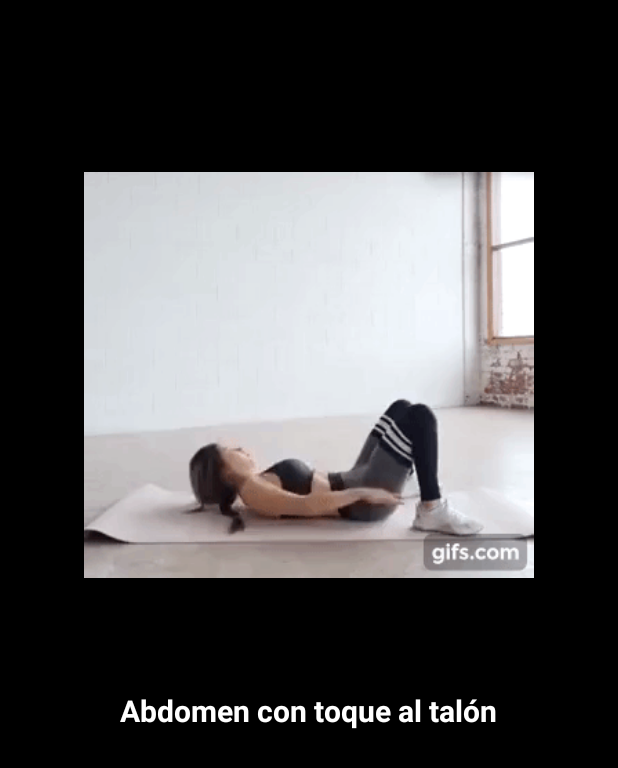
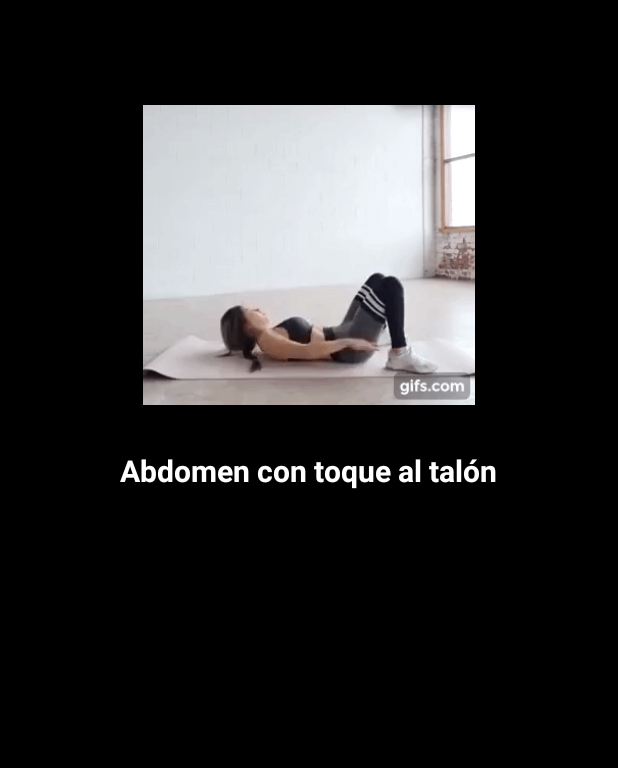
Before and after one commit to henrysala/EjercicioEnCasaApp, an Android app: the EjerciciosRutinaActivity screen opened directly, with no data from a screen before it, after a tap on "Abdomen con toque al talón", on a phone screen of 412 x 824 dp. Shown: the top 768 px of the screen. Run offline under Robolectric (Android 15) with nearby library versions, the phone set to English and light mode, and no system bars.

Commit message:
descripcion

```diff
--- a/app/src/main/java/com/example/ejercicioencasaapp/models/AdaptadorListaEjercicios.java
+++ b/app/src/main/java/com/example/ejercicioencasaapp/models/AdaptadorListaEjercicios.java
@@ -39,6 +39,7 @@ public class AdaptadorListaEjercicios extends RecyclerView.Adapter<AdaptadorList
 
         holder.nombreEjercicio.setText(ejercicio.getName());
         holder.duracionEjercicio.setText(String.valueOf(ejercicio.getDuracion()));
+        ///holder.description.setText(ejercicio.getDescription());
         holder.gif_ejercicio.setBackgroundResource(ejercicio.getGifEjercicio());
 
         //al pulsar sobre un ejercicio de la lista se abre el activit descripcion y se pasan el id el nombre
@@ -52,11 +53,8 @@ public class AdaptadorListaEjercicios extends RecyclerView.Adapter<AdaptadorList
                 intent.putExtra(DescripcionEjercicioActivity.EXTRA_ID_EJERCICIO,ejercicio.getId());
                 intent.putExtra(DescripcionEjercicioActivity.EXTRA_NOMBRE_EJERCICIO,ejercicio.getName());
                 view.getContext().startActivity(intent);
-
             }
         });
-
-
     }
 
     @Override
@@ -65,7 +63,7 @@ public class AdaptadorListaEjercicios extends RecyclerView.Adapter<AdaptadorList
     }
 
     public class ViewHolderCVListaEjercicios extends RecyclerView.ViewHolder {
-        private TextView nombreEjercicio, duracionEjercicio;
+        private TextView nombreEjercicio, duracionEjercicio;  //description
         private GifImageView gif_ejercicio;
 
         public ViewHolderCVListaEjercicios(@NonNull View itemView) {
--- a/app/src/main/java/com/example/ejercicioencasaapp/models/AdaptadorRutinaLista.java
+++ b/app/src/main/java/com/example/ejercicioencasaapp/models/AdaptadorRutinaLista.java
@@ -12,6 +12,8 @@ import androidx.recyclerview.widget.RecyclerView;
 import com.example.ejercicioencasaapp.R;
 import com.example.ejercicioencasaapp.views.DescripcionEjercicioActivity;
 import com.example.ejercicioencasaapp.views.Ejercicio;
+
+import org.w3c.dom.Text;
 
 import java.util.ArrayList;
 
@@ -57,7 +59,7 @@ public class AdaptadorRutinaLista extends RecyclerView.Adapter<AdaptadorRutinaLi
 
     public static class ViewHolderCVRutinaLista extends RecyclerView.ViewHolder {
         //private ImageView ivEjercicio;
-        private TextView nombreEjercicio, duracionEjercicio;
+        private TextView nombreEjercicio, duracionEjercicio, description;
         private GifImageView gif_ejercicio;
         //private Button btnComenzarRutina;
 
@@ -67,7 +69,6 @@ public class AdaptadorRutinaLista extends RecyclerView.Adapter<AdaptadorRutinaLi
             nombreEjercicio = (TextView)view.findViewById(R.id.tvNombreEjercicio);
             duracionEjercicio = (TextView)view.findViewById(R.id.tvDuracionEjercicio);
             gif_ejercicio = (GifImageView)view.findViewById(R.id.gifImageView);
-            duracionEjercicio = (TextView)view.findViewById(R.id.tvDuracionEjercicio);
             //btnComenzarRutina = (Button)view.findViewById(R.id.btnComenzarRutina);
         }
 
--- a/app/src/main/java/com/example/ejercicioencasaapp/models/EjercicioDAO.java
+++ b/app/src/main/java/com/example/ejercicioencasaapp/models/EjercicioDAO.java
@@ -24,7 +24,7 @@ public class EjercicioDAO {
         parametro[0] = String.valueOf(id);
         Cursor cursor = sqLiteDatabase.rawQuery(UtilitiesDataBase.TablaRutinas.CONSULTAR_EJERCICIOS,parametro);
         while (cursor.moveToNext()){
-            ejercicios.add(new Ejercicio(cursor.getInt(0),cursor.getString(1),cursor.getInt(2), cursor.getInt(3)));
+            ejercicios.add(new Ejercicio(cursor.getInt(0),cursor.getString(1),cursor.getInt(2), cursor.getInt(3), cursor.getString(4)));
         }
         sqLiteDatabase.close();
         return ejercicios;
@@ -36,7 +36,7 @@ public class EjercicioDAO {
         parametro[0] = String.valueOf(id);
         Cursor cursor = sqLiteDatabase.rawQuery(UtilitiesDataBase.TablaPlanes.CONSULTAR_EJERCICIOS,parametro);
         while (cursor.moveToNext()){
-            ejercicios.add(new Ejercicio(cursor.getInt(0),cursor.getString(1),cursor.getInt(2), cursor.getInt(3)));
+            ejercicios.add(new Ejercicio(cursor.getInt(0),cursor.getString(1),cursor.getInt(2), cursor.getInt(3), cursor.getString(4)));
         }
         sqLiteDatabase.close();
         return ejercicios;
@@ -47,7 +47,7 @@ public class EjercicioDAO {
 
         Cursor cursor = sqLiteDatabase.rawQuery(UtilitiesDataBase.TablaEjercicios.CONSULTAR_ALL_EJERCICIOS,null);
         while (cursor.moveToNext()){
-            ejercicios.add(new Ejercicio(cursor.getInt(0),cursor.getString(1),cursor.getInt(2), cursor.getInt(3)));
+            ejercicios.add(new Ejercicio(cursor.getInt(0),cursor.getString(1),cursor.getInt(2), cursor.getInt(3), cursor.getString(4)));
         }
         sqLiteDatabase.close();
         return ejercicios;
--- a/app/src/main/java/com/example/ejercicioencasaapp/models/UtilitiesDataBase.java
+++ b/app/src/main/java/com/example/ejercicioencasaapp/models/UtilitiesDataBase.java
@@ -10,9 +10,10 @@ public final class UtilitiesDataBase {
         static final String NAME="nombre";
         static final String DURATION="duracion";
         static final String GIF="gif";
+        static final String DESCRIP="descrip";
 
         static final String CREATE_TABLE_EJERCICIOS="CREATE TABLE "+TABLE_NAME+" ("+ID_EJERCICIO+" INTEGER PRIMARY KEY, "
-                +NAME+" TEXT, "+DURATION+" INTEGER, " + GIF + " INTEGER)";
+                +NAME+" TEXT, "+DURATION+" INTEGER, " + GIF + " INTEGER, " + DESCRIP + " TEXT)";
 
         static final String CONSULTAR_ALL_EJERCICIOS="SELECT * FROM "+TABLE_NAME;
     }
--- a/app/src/main/java/com/example/ejercicioencasaapp/views/DescripcionEjercicioActivity.java
+++ b/app/src/main/java/com/example/ejercicioencasaapp/views/DescripcionEjercicioActivity.java
@@ -25,11 +25,12 @@ public class DescripcionEjercicioActivity extends AppCompatActivity {
     public static final String EXTRA_ID_PLAN = "id_plan";
     public static final String EXTRA_ID_EJERCICIO = "id_ejercicio";
     public static final String EXTRA_NOMBRE_EJERCICIO = "nombre_ejercicio";
+    public static final String EXTRA_DESCRIP_EJERCICIO = "descrip_ejercicio";
     public static final String EXTRA_GIF = "gif";
     private int idEjercicio, idPlan;
-    private String nombreEjercicio;
+    private String nombreEjercicio, descrip_ejercicio;
     private boolean agregando;
-    private TextView tvIdPlan, tvIdEjercicio, tvNombre;
+    private TextView tvIdPlan, tvIdEjercicio, tvNombre, tvDescription;
     private Button btnAgregar;
 
     @Override
@@ -44,14 +45,17 @@ public class DescripcionEjercicioActivity extends AppCompatActivity {
         idPlan = intent.getIntExtra(EXTRA_ID_PLAN,0);
 
         nombreEjercicio = intent.getStringExtra(EXTRA_NOMBRE_EJERCICIO);
+        descrip_ejercicio = intent.getStringExtra(EXTRA_DESCRIP_EJERCICIO);
 
         tvIdPlan = (TextView)findViewById(R.id.tvIdPlanAgregar);
         tvIdEjercicio = (TextView)findViewById(R.id.tvIdEjercicioAgregar);
         tvNombre = (TextView)findViewById(R.id.tvNombreEjercicioAgregar);
+        tvDescription = (TextView)findViewById(R.id.tvDescription);
 
         tvIdPlan.setText(String.valueOf(idPlan));
         tvIdEjercicio.setText(String.valueOf(idEjercicio));
         tvNombre.setText(nombreEjercicio);
+        tvDescription.setText(descrip_ejercicio);
 
         btnAgregar = (Button)findViewById(R.id.btnAgregarEjercicio);
 
--- a/app/src/main/java/com/example/ejercicioencasaapp/views/Ejercicio.java
+++ b/app/src/main/java/com/example/ejercicioencasaapp/views/Ejercicio.java
@@ -2,13 +2,14 @@ package com.example.ejercicioencasaapp.views;
 
 public class Ejercicio {
     private int id, duracion, gif_ejercicio;
-    private String nombre;
+    private String nombre, descrip;
 
-    public Ejercicio(int id, String nombre, int duracion, int gif_ejercicio) {
+    public Ejercicio(int id, String nombre, int duracion, int gif_ejercicio, String descrip) {
         this.id = id;
         this.duracion = duracion;
         this.nombre = nombre;
         this.gif_ejercicio = gif_ejercicio;
+        this.descrip = descrip;
     }
 
     public int getId() {
@@ -36,4 +37,7 @@ public class Ejercicio {
     }
 
     public int getGifEjercicio() { return gif_ejercicio; }
+
+    public String getDescrip() { return descrip;  }
+
 }
--- a/app/src/main/java/com/example/ejercicioencasaapp/views/EjerciciosRutinaActivity.java
+++ b/app/src/main/java/com/example/ejercicioencasaapp/views/EjerciciosRutinaActivity.java
@@ -63,8 +63,6 @@ public class EjerciciosRutinaActivity extends AppCompatActivity {
             cantidadRutina = intent.getIntExtra(EXTRA_RUTINA_CANTIDAD,0);
         }
 
-
-
         recyclerViewEjerciciosRutina = (RecyclerView)findViewById(R.id.rvEjerciciosRutina);
         btnAgregarEjercicio = (FloatingActionButton) findViewById(R.id.btnAgregarEjercicioPlan);
 
@@ -84,6 +82,7 @@ public class EjerciciosRutinaActivity extends AppCompatActivity {
             btnAgregarEjercicio.setVisibility(View.VISIBLE);
             //iVRutina.setImageResource(R.drawable.fondo_card_plan);
         }
+
         //al pulsar este boton se abre la lista de todos los ejercicios y se obtiene el id del plan
         btnAgregarEjercicio.setOnClickListener(new View.OnClickListener() {
             @Override
@@ -117,8 +116,6 @@ public class EjerciciosRutinaActivity extends AppCompatActivity {
                 view.getContext().startActivity(intent);
             }
         });
-
-
     }
 
     @Override
--- a/app/src/main/res/layout/activity_descripcion_ejercicio.xml
+++ b/app/src/main/res/layout/activity_descripcion_ejercicio.xml
@@ -11,8 +11,8 @@
     <pl.droidsonroids.gif.GifImageView
         android:id="@+id/gIVEjercicio"
         android:layout_width="300dp"
-        android:layout_height="300dp"
-        android:layout_marginTop="70dp"
+        android:layout_height="200dp"
+        android:layout_marginTop="40dp"
         app:layout_constraintEnd_toEndOf="parent"
         app:layout_constraintStart_toStartOf="parent"
         app:layout_constraintTop_toTopOf="parent"
@@ -22,7 +22,7 @@
         android:id="@+id/tvNombreEjercicioAgregar"
         android:layout_width="wrap_content"
         android:layout_height="wrap_content"
-        android:layout_marginTop="60dp"
+        android:layout_marginTop="30dp"
         android:textAlignment="center"
         android:textColor="@color/colorText"
         android:textSize="20sp"
@@ -32,19 +32,31 @@
         app:layout_constraintStart_toStartOf="parent"
         app:layout_constraintTop_toBottomOf="@+id/gIVEjercicio" />
 
+    <TextView
+        android:id="@+id/tvDescription"
+        android:layout_width="wrap_content"
+        android:layout_height="wrap_content"
+        android:layout_marginTop="70dp"
+        android:text="TextView"
+        android:textColor="@color/colorText"
+        android:textSize="15sp"
+        app:layout_constraintEnd_toEndOf="parent"
+        app:layout_constraintHorizontal_bias="0.498"
+        app:layout_constraintStart_toStartOf="parent"
+        app:layout_constraintTop_toBottomOf="@+id/tvNombreEjercicioAgregar" />
+
     <Button
         android:id="@+id/btnAgregarEjercicio"
         android:layout_width="wrap_content"
         android:layout_height="wrap_content"
-        android:layout_marginTop="60dp"
+        android:layout_marginTop="200dp"
+        android:background="@color/colorPrimary"
         android:padding="20dp"
-        android:background="@color/colorPrimary"
         android:text="@string/agregarEjercicio"
         android:textColor="@color/colorText"
         android:textSize="15sp"
         android:visibility="invisible"
         app:layout_constraintEnd_toEndOf="parent"
-        app:layout_constraintHorizontal_bias="0.5"
         app:layout_constraintStart_toStartOf="parent"
         app:layout_constraintTop_toBottomOf="@+id/tvNombreEjercicioAgregar" />
 
```
Also changed, not shown: app/src/main/java/com/example/ejercicioencasaapp/models/DataBaseOpenHelper.java (+12 -13 lines).
